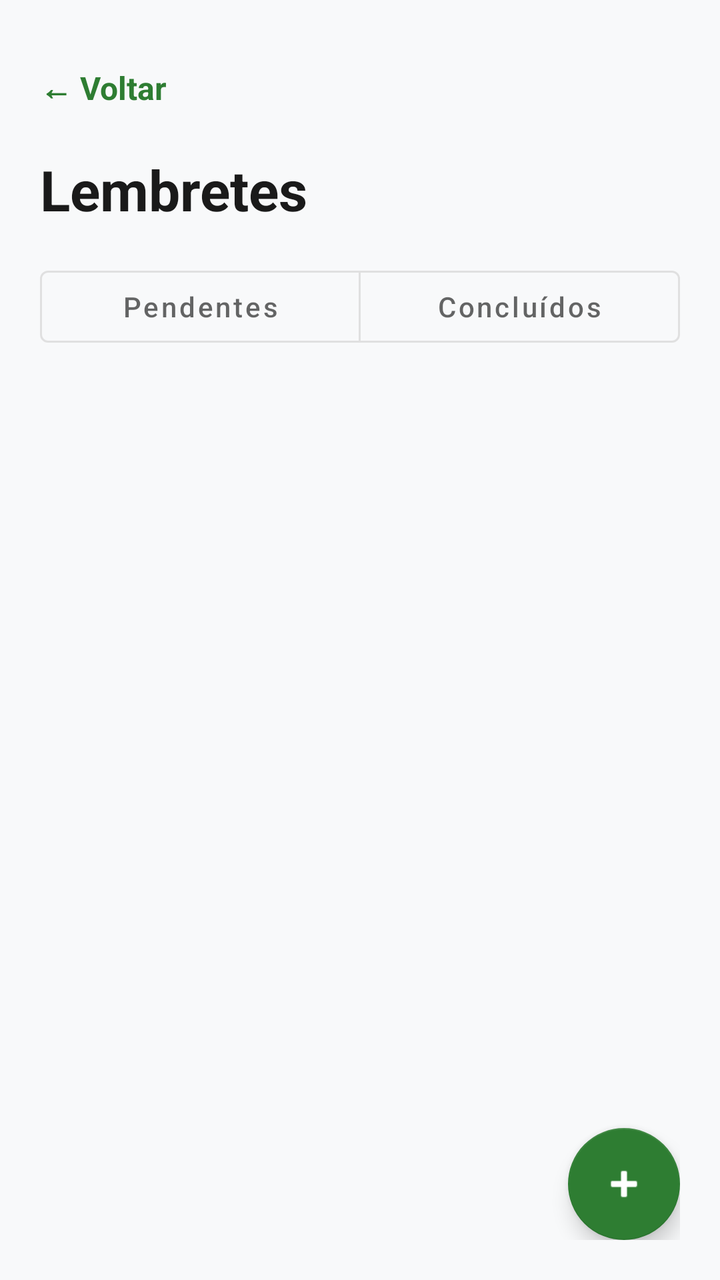
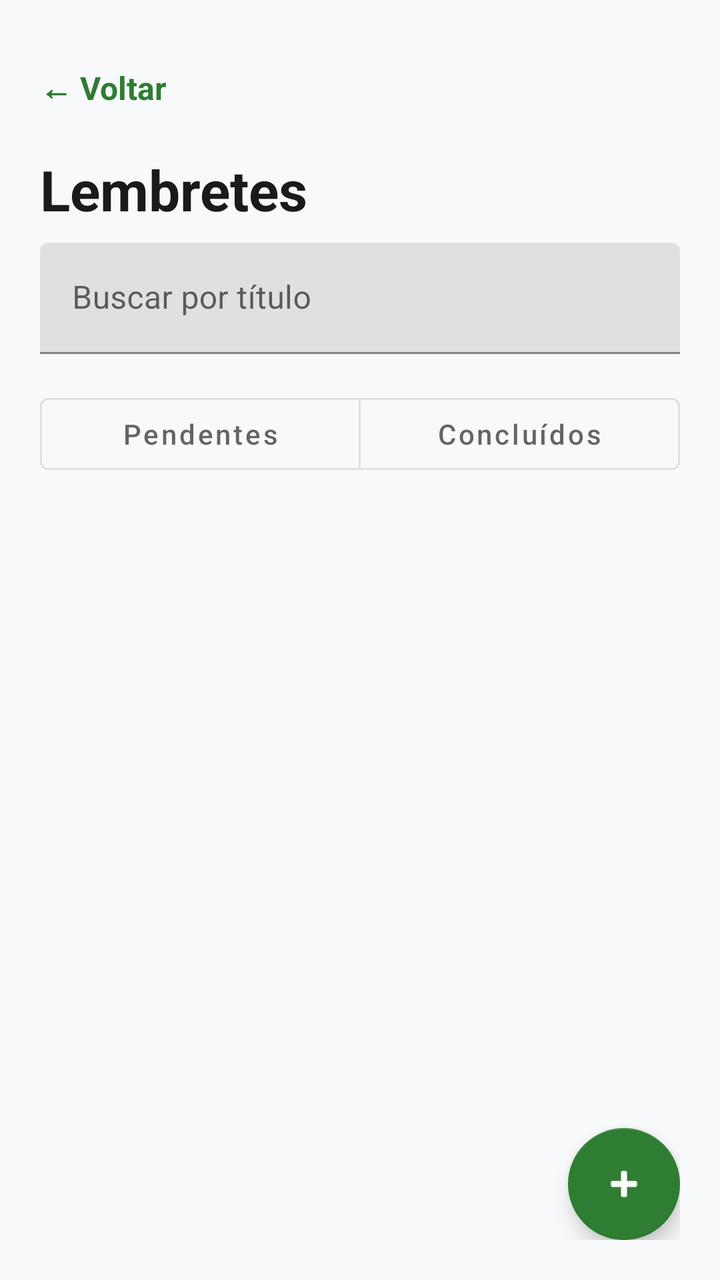

Two renders of the same Android screen: before a commit and after it. Below are the layout's source before the change and the commit's diff.
<!-- AndroidManifest.xml: application theme Theme.Meu_controle -->
<!-- res/layout/activity_lembretes.xml -->
<?xml version="1.0" encoding="utf-8"?>
<LinearLayout xmlns:android="http://schemas.android.com/apk/res/android"
    xmlns:app="http://schemas.android.com/apk/res-auto"
    android:id="@+id/reminders_root"
    android:layout_width="match_parent"
    android:layout_height="match_parent"
    android:background="#F8F9FA"
    android:orientation="vertical"
    android:padding="20dp">

    <TextView
        android:id="@+id/reminders_back"
        android:layout_width="wrap_content"
        android:layout_height="wrap_content"
        android:background="?attr/selectableItemBackground"
        android:clickable="true"
        android:contentDescription="@string/reminder_back_accessibility"
        android:focusable="true"
        android:gravity="center_vertical"
        android:minWidth="88dp"
        android:minHeight="48dp"
        android:paddingEnd="16dp"
        android:text="@string/btn_voltar"
        android:textColor="@color/green_primary"
        android:textSize="16sp"
        android:textStyle="bold" />

    <TextView
        android:layout_width="wrap_content"
        android:layout_height="wrap_content"
        android:layout_marginTop="8dp"
        android:text="@string/reminders_title"
        android:textColor="@color/black"
        android:textSize="28sp"
        android:textStyle="bold" />

    <com.google.android.material.button.MaterialButtonToggleGroup
        android:layout_width="match_parent"
        android:layout_height="wrap_content"
        android:layout_marginTop="16dp"
        app:selectionRequired="true"
        app:singleSelection="true">

        <com.google.android.material.button.MaterialButton
            android:id="@+id/reminders_filter_active"
            style="@style/Widget.MaterialComponents.Button.OutlinedButton"
            android:layout_width="0dp"
            android:layout_height="wrap_content"
            android:layout_weight="1"
            android:checked="true"
            android:text="@string/reminders_filter_active"
            android:textAllCaps="false" />

        <com.google.android.material.button.MaterialButton
            android:id="@+id/reminders_filter_completed"
            style="@style/Widget.MaterialComponents.Button.OutlinedButton"
            android:layout_width="0dp"
            android:layout_height="wrap_content"
            android:layout_weight="1"
            android:text="@string/reminders_filter_completed"
            android:textAllCaps="false" />
    </com.google.android.material.button.MaterialButtonToggleGroup>

    <TextView
        android:id="@+id/reminders_empty"
        android:layout_width="match_parent"
        android:layout_height="wrap_content"
        android:layout_marginTop="32dp"
        android:gravity="center"
        android:textColor="@color/gray_text"
        android:visibility="gone" />

    <androidx.recyclerview.widget.RecyclerView
        android:id="@+id/reminders_list"
        android:layout_width="match_parent"
        android:layout_height="0dp"
        android:layout_marginTop="16dp"
        android:layout_weight="1"
        android:clipToPadding="false"
        android:paddingBottom="12dp" />

    <com.google.android.material.floatingactionbutton.FloatingActionButton
        android:id="@+id/reminders_add"
        android:layout_width="wrap_content"
        android:layout_height="wrap_content"
        android:layout_gravity="end"
        android:contentDescription="@string/reminder_add_accessibility"
        android:src="@android:drawable/ic_input_add"
        app:backgroundTint="@color/green_primary"
        app:tint="@color/white" />
</LinearLayout>
<!-- resources referenced by this layout -->
<resources>
  <color name="black">#1A1A1A</color>
  <color name="gray_text">#666666</color>
  <color name="green_primary">#2E7D32</color>
  <color name="white">#FFFFFF</color>
  <string name="btn_voltar">← Voltar</string>
  <string name="reminder_add_accessibility">Adicionar lembrete</string>
  <string name="reminder_back_accessibility">Voltar</string>
  <string name="reminders_filter_active">Pendentes</string>
  <string name="reminders_filter_completed">Concluídos</string>
  <string name="reminders_title">Lembretes</string>
  <style name="Theme.Meu_controle" parent="Theme.MaterialComponents.DayNight.NoActionBar">
          <item name="colorPrimary">@color/primary</item>
          <item name="colorPrimaryDark">@color/primary_dark</item>
          <item name="colorAccent">@color/primary</item>
      </style>
  <color name="primary">#1976D2</color>
  <color name="primary_dark">#0D47A1</color>
</resources>

<!-- the commit's change to res/layout/activity_lembretes.xml (unified diff, before → after) -->
@@ -33,6 +33,20 @@
         android:textColor="@color/black"
         android:textSize="28sp"
         android:textStyle="bold" />
+
+    <com.google.android.material.textfield.TextInputLayout
+        android:layout_width="match_parent"
+        android:layout_height="wrap_content"
+        android:layout_marginTop="8dp"
+        android:hint="Buscar por título">
+
+        <com.google.android.material.textfield.TextInputEditText
+            android:id="@+id/reminder_search_input"
+            android:layout_width="match_parent"
+            android:layout_height="wrap_content"
+            android:inputType="text"
+            android:singleLine="true" />
+    </com.google.android.material.textfield.TextInputLayout>
 
     <com.google.android.material.button.MaterialButtonToggleGroup
         android:layout_width="match_parent"
